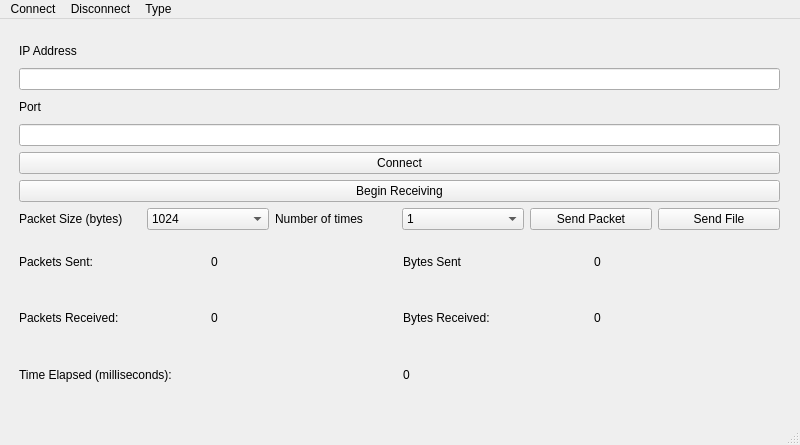
The window that mainwindow.ui (hchho/COMP4985_Assn2) describes before a commit, drawn with Qt 5.
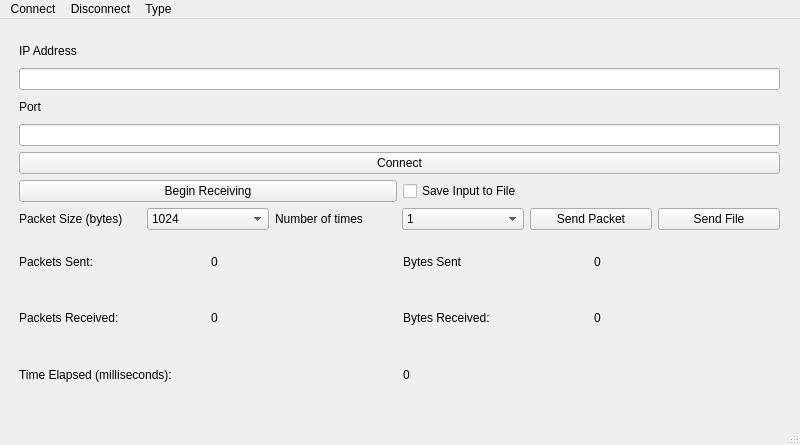
The same window after the commit.

Commit message: Added save input to file option

Diff of the .ui file:
```diff
--- a/mainwindow.ui
+++ b/mainwindow.ui
@@ -60,6 +60,8 @@
       </widget>
      </item>
      <item>
+      <layout class="QHBoxLayout" name="horizontalLayout">
+       <item>
       <widget class="QPushButton" name="receiveBtn">
        <property name="text">
         <string>Begin Receiving</string>
@@ -67,6 +69,15 @@
       </widget>
      </item>
      <item>
+        <widget class="QCheckBox" name="saveInputBox">
+         <property name="text">
+          <string>Save Input to File</string>
+         </property>
+        </widget>
+       </item>
+      </layout>
+     </item>
+     <item>
       <layout class="QHBoxLayout" name="sendBar">
        <item>
         <widget class="QLabel" name="packetSizeLabel">
```
Left out of the diff: 2 changed lines with no effect on the pictures. Lines whose indentation alone changed are shown as unchanged. The commit also changes 1 other file.
